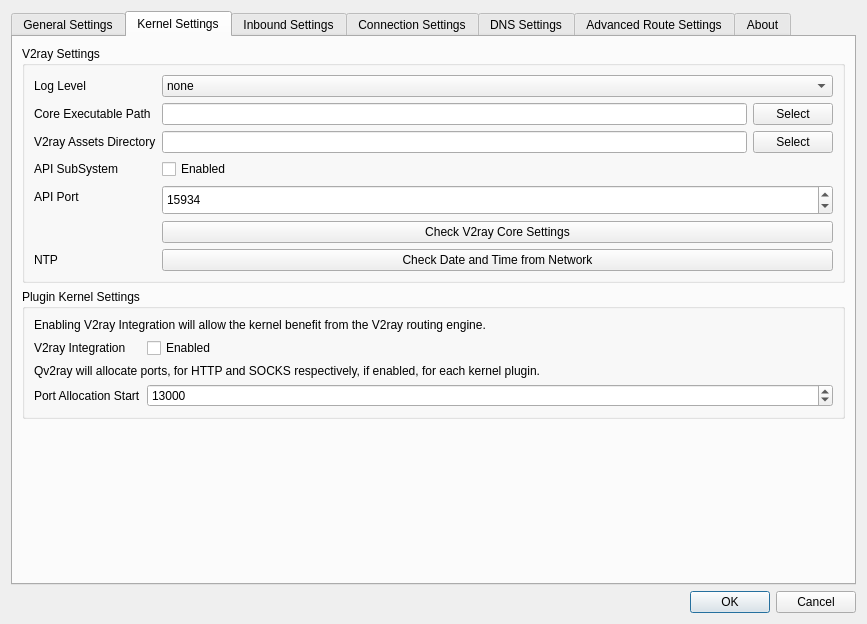
Qt form src/ui/windows/w_PreferencesWindow.ui (Qv2ray/Qv2ray) before a commit.
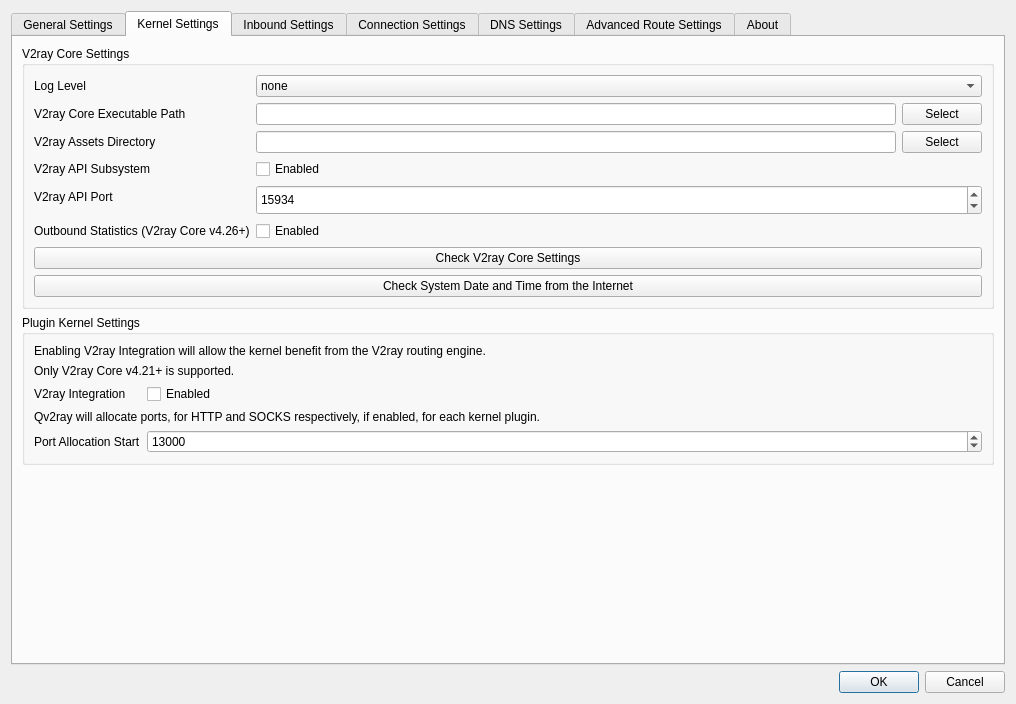
The same form after that commit. The open tabs and pages were chosen to show the change. Icons and pictures are not drawn.

```diff
--- a/src/ui/windows/w_PreferencesWindow.ui
+++ b/src/ui/windows/w_PreferencesWindow.ui
@@ -9,8 +9,8 @@
    <rect>
     <x>0</x>
     <y>0</y>
-    <width>867</width>
-    <height>624</height>
+    <width>1016</width>
+    <height>704</height>
    </rect>
   </property>
   <property name="windowTitle">
@@ -650,7 +650,7 @@
        <item>
         <widget class="QGroupBox" name="vcoresettingsGroupBox">
          <property name="title">
-          <string>V2ray Settings</string>
+          <string>V2ray Core Settings</string>
          </property>
          <layout class="QFormLayout" name="formLayout_10">
           <item row="0" column="0">
@@ -707,7 +707,7 @@
           <item row="1" column="0">
            <widget class="QLabel" name="label_46">
             <property name="text">
-             <string>Core Executable Path</string>
+             <string>V2ray Core Executable Path</string>
             </property>
             <property name="textFormat">
              <enum>Qt::PlainText</enum>
@@ -756,10 +756,24 @@
             </item>
            </layout>
           </item>
+          <item row="6" column="0" colspan="2">
+           <widget class="QPushButton" name="checkVCoreSettings">
+            <property name="text">
+             <string>Check V2ray Core Settings</string>
+            </property>
+           </widget>
+          </item>
+          <item row="7" column="0" colspan="2">
+           <widget class="QPushButton" name="pushButton">
+            <property name="text">
+             <string>Check System Date and Time from the Internet</string>
+            </property>
+           </widget>
+          </item>
           <item row="3" column="0">
            <widget class="QLabel" name="label_68">
             <property name="text">
-             <string>API SubSystem</string>
+             <string>V2ray API Subsystem</string>
             </property>
             <property name="textFormat">
              <enum>Qt::PlainText</enum>
@@ -776,7 +790,7 @@
           <item row="4" column="0">
            <widget class="QLabel" name="label_8">
             <property name="text">
-             <string>API Port</string>
+             <string>V2ray API Port</string>
             </property>
             <property name="textFormat">
              <enum>Qt::PlainText</enum>
@@ -802,27 +816,23 @@
             </property>
            </widget>
           </item>
+          <item row="5" column="0">
+           <widget class="QLabel" name="label_37">
+            <property name="text">
+             <string>Outbound Statistics (V2ray Core v4.26+)</string>
+            </property>
+           </widget>
+          </item>
           <item row="5" column="1">
-           <widget class="QPushButton" name="checkVCoreSettings">
-            <property name="text">
-             <string>Check V2ray Core Settings</string>
+           <widget class="QCheckBox" name="v2rayOutboundStatsCB">
+            <property name="toolTip">
+             <string>Currently:
+- vmess/shadowsocks/socks/http will be treated as PROXY.
+- freedom will be treated as DIRECT
+- blackhole will be treated as BLOCK</string>
             </property>
-           </widget>
-          </item>
-          <item row="6" column="1">
-           <widget class="QPushButton" name="pushButton">
             <property name="text">
-             <string>Check Date and Time from Network</string>
-            </property>
-           </widget>
-          </item>
-          <item row="6" column="0">
-           <widget class="QLabel" name="label_31">
-            <property name="text">
-             <string>NTP</string>
-            </property>
-            <property name="textFormat">
-             <enum>Qt::PlainText</enum>
+             <string>Enabled</string>
             </property>
            </widget>
           </item>
@@ -845,7 +855,7 @@
             </property>
            </widget>
           </item>
-          <item row="1" column="0">
+          <item row="2" column="0">
            <widget class="QLabel" name="label_57">
             <property name="text">
              <string>V2ray Integration</string>
@@ -855,7 +865,7 @@
             </property>
            </widget>
           </item>
-          <item row="1" column="1">
+          <item row="2" column="1">
            <widget class="QCheckBox" name="pluginKernelV2rayIntegrationCB">
             <property name="toolTip">
              <string>If not checked, these features will be disabled:
@@ -870,7 +880,7 @@
             </property>
            </widget>
           </item>
-          <item row="2" column="0" colspan="2">
+          <item row="3" column="0" colspan="2">
            <widget class="QLabel" name="label_63">
             <property name="text">
              <string>Qv2ray will allocate ports, for HTTP and SOCKS respectively, if enabled, for each kernel plugin.</string>
@@ -880,7 +890,7 @@
             </property>
            </widget>
           </item>
-          <item row="3" column="0">
+          <item row="4" column="0">
            <widget class="QLabel" name="label_58">
             <property name="text">
              <string>Port Allocation Start</string>
@@ -890,7 +900,7 @@
             </property>
            </widget>
           </item>
-          <item row="3" column="1">
+          <item row="4" column="1">
            <widget class="QSpinBox" name="pluginKernelPortAllocateCB">
             <property name="minimum">
              <number>1</number>
@@ -903,6 +913,16 @@
             </property>
            </widget>
           </item>
+          <item row="1" column="0" colspan="2">
+           <widget class="QLabel" name="label_64">
+            <property name="text">
+             <string>Only V2ray Core v4.21+ is supported.</string>
+            </property>
+            <property name="textFormat">
+             <enum>Qt::PlainText</enum>
+            </property>
+           </widget>
+          </item>
          </layout>
         </widget>
        </item>
```
Left out of the diff: 54 changed lines with no effect on the pictures.
